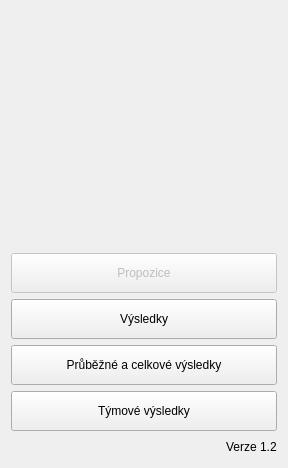
Qt form menu.ui (jjunior776/pekelnik) before a commit.
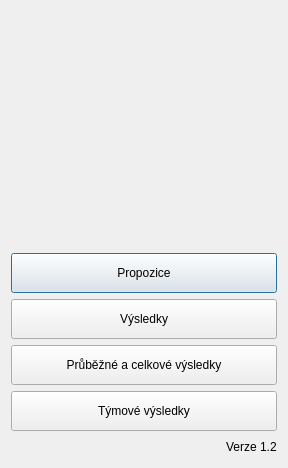
The same form after that commit. Icons and pictures are not drawn.

```diff
--- a/menu.ui
+++ b/menu.ui
@@ -55,7 +55,7 @@
      <item>
       <widget class="QPushButton" name="propositionsBtn">
        <property name="enabled">
-        <bool>false</bool>
+        <bool>true</bool>
        </property>
        <property name="sizePolicy">
         <sizepolicy hsizetype="Minimum" vsizetype="Minimum">
```
